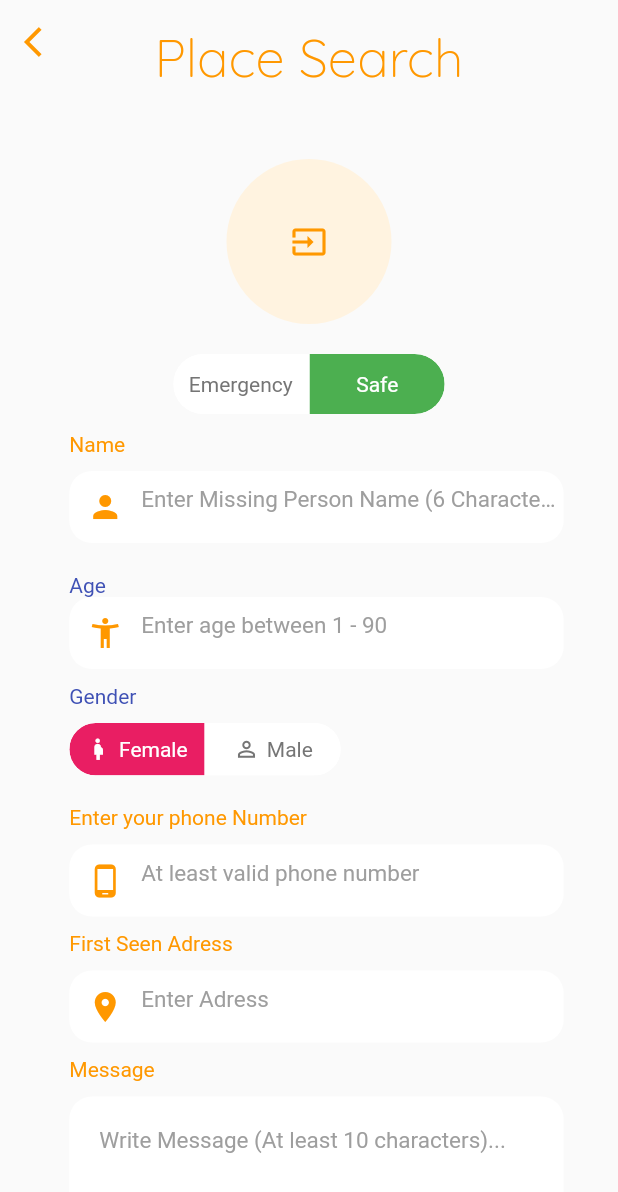
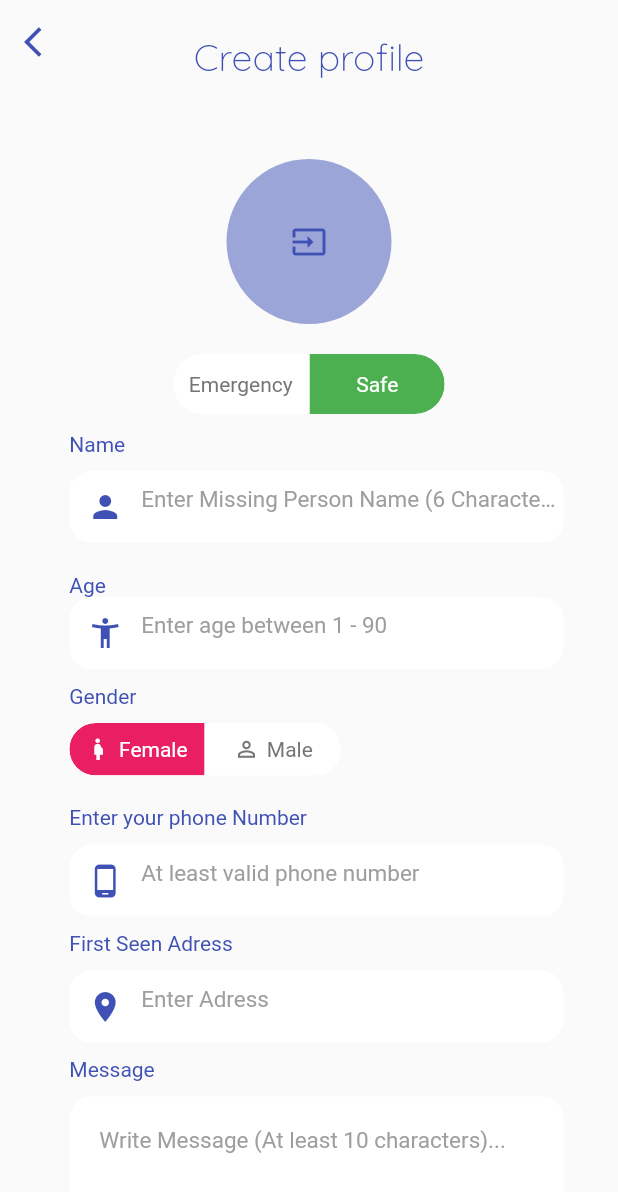
Before and after one commit to yahu1031/hello, a Flutter app: the screen it shows once a user with an empty profile is signed in, item 2 of the bottom bar chosen, after a tap on the "add" icon, on a phone screen of 412 x 824 dp. Shown: the top 1192 px of the screen. Run offline on Flutter 3.47's test engine with Material 2 defaults, Android fonts, the phone set to English and light mode, and no system bars; drawn by our look-alikes of toggle_switch; our stand-ins replace animated_bottom_navigation_bar, bot_toast, cloud_firestore, firebase_auth, firebase_storage, google_fonts and 2 more; missing offline and left inert: circular_reveal_animation; accounts and stored records are empty; Roboto replaces fonts that are missing (Cairo).

Commit message:
code done

```diff
--- a/lib/Screens/edit_profile.dart
+++ b/lib/Screens/edit_profile.dart
@@ -136,7 +136,7 @@ class _EditProfileState extends State<EditProfile> {
             }
           });
         },
-        cursorColor: Colors.orange,
+        cursorColor: Color(0xFF3F51B5),
         style: GoogleFonts.cairo(fontSize: 15, color: Colors.black54),
         keyboardType: (indicator == age || indicator == phoneNumber)
             ? TextInputType.number
@@ -151,7 +151,7 @@ class _EditProfileState extends State<EditProfile> {
             hintStyle: GoogleFonts.cairo(fontSize: 15, color: Colors.grey),
             contentPadding:
                 EdgeInsets.only(left: 1, right: 5, bottom: 0, top: 10),
-            prefixIcon: Icon(icon, color: Colors.orange.shade500)),
+            prefixIcon: Icon(icon, color: Color(0xFF3F51B5))),
       ),
     );
   }
@@ -173,17 +173,17 @@ class _EditProfileState extends State<EditProfile> {
           title: Container(
             margin: EdgeInsets.only(top: 20),
             child: Text(
-              'Place Search',
+              'Create profile',
               style: GoogleFonts.quicksand(
-                  fontSize: 35.0,
-                  color: Colors.orange,
+                  fontSize: 25.0,
+                  color: Color(0xFF3F51B5),
                   fontWeight: FontWeight.w200),
             ),
           ),
           leading: IconButton(
             icon: Icon(
               Icons.arrow_back_ios,
-              color: Colors.orange,
+              color: Color(0xFF3F51B5),
             ),
             onPressed: () {
               Navigator.pushNamed(context, Bar.id);
@@ -205,10 +205,10 @@ class _EditProfileState extends State<EditProfile> {
                         },
                         child: CircleAvatar(
                           radius: 55,
-                          backgroundColor: Colors.orange.shade50,
+                          backgroundColor: Color(0xFF3F51B5).withOpacity(.5),
                           child: Icon(
                             Icons.input,
-                            color: Colors.orange,
+                            color: Color(0xFF3F51B5),
                           ),
                         ),
                       )
@@ -262,7 +262,7 @@ class _EditProfileState extends State<EditProfile> {
                   children: [
                     Text('Name',
                         style: TextStyle(
-                            color: nameError ? Colors.red : Colors.orange)),
+                            color: nameError ? Colors.red : Color(0xFF3F51B5))),
                     SizedBox(
                       height: 10,
                     ),
@@ -321,7 +321,9 @@ class _EditProfileState extends State<EditProfile> {
                     Text(
                       'Enter your phone Number',
                       style: TextStyle(
-                          color: phoneNumberError ? Colors.red : Colors.orange),
+                          color: phoneNumberError
+                              ? Colors.red
+                              : Color(0xFF3F51B5)),
                     ),
                     SizedBox(
                       height: 10,
@@ -334,7 +336,7 @@ class _EditProfileState extends State<EditProfile> {
                     Text(
                       'First Seen Adress',
                       style: TextStyle(
-                          color: adressError ? Colors.red : Colors.orange),
+                          color: adressError ? Colors.red : Color(0xFF3F51B5)),
                     ),
                     SizedBox(
                       height: 10,
@@ -346,7 +348,7 @@ class _EditProfileState extends State<EditProfile> {
                     Text(
                       'Message',
                       style: TextStyle(
-                          color: messageError ? Colors.red : Colors.orange),
+                          color: messageError ? Colors.red : Color(0xFF3F51B5)),
                     ),
                     SizedBox(
                       height: 10,
@@ -363,7 +365,7 @@ class _EditProfileState extends State<EditProfile> {
                         onChanged: (value) {
                           message = value;
                         },
-                        cursorColor: Colors.orange,
+                        cursorColor: Color(0xFF3F51B5),
                         style: GoogleFonts.cairo(
                             fontSize: 15, color: Colors.black54),
                         decoration: InputDecoration(
@@ -386,9 +388,10 @@ class _EditProfileState extends State<EditProfile> {
               Center(
                 child: Container(
                   decoration: BoxDecoration(
-                      color: Colors.orange,
+                      color: Color(0xFF3F51B5),
                       borderRadius: BorderRadius.all(Radius.circular(24)),
-                      border: Border.all(color: Colors.orange.shade50)),
+                      border:
+                          Border.all(color: Color(0xFF3F51B5).withOpacity(.5))),
                   width: 100,
                   height: 35,
                   child: FlatButton(
--- a/lib/Screens/login_screen.dart
+++ b/lib/Screens/login_screen.dart
@@ -1,6 +1,7 @@
 import 'package:beirut/Components/Responsive/size_config.dart';
 import 'package:beirut/Components/Services/auth_services.dart';
 import 'package:beirut/Components/Services/user.dart';
+import 'package:beirut/Screens/forgot_password.dart';
 import 'package:beirut/Screens/signup_screen.dart';
 import 'package:beirut/Components/Widgets/customTextfield.dart';
 import 'package:beirut/Components/dialogs.dart';
@@ -117,6 +118,10 @@ class _LoginScreenState extends State<LoginScreen> {
                                 alignment: Alignment(1.0, 0.0),
                                 padding: EdgeInsets.only(top: 15.0, left: 20.0),
                                 child: InkWell(
+                                  onTap: () {
+                                    Navigator.pushNamed(
+                                        context, ForgotPassword.id);
+                                  },
                                   child: Text(
                                     kForgotPassword,
                                     style: GoogleFonts.montserrat(
--- a/lib/Screens/profile.dart
+++ b/lib/Screens/profile.dart
@@ -24,7 +24,7 @@ class _ProfileState extends State<Profile> {
 
   @override
   void initState() {
-    getCurrentUserEmail();
+    _onPressed();
     super.initState();
   }
 
@@ -43,6 +43,21 @@ class _ProfileState extends State<Profile> {
     final user =
         await _auth.currentUser().then((value) => userEmail = value.email);
     print(userEmail);
+  }
+
+  void _onPressed() async {
+    getCurrentUserEmail();
+    var firebaseUser = await FirebaseAuth.instance.currentUser();
+    fireStoreInstance
+        .collection("Users")
+        .document(userEmail)
+        .collection("settings")
+        .document(firebaseUser.uid)
+        .get()
+        .then((value) {
+      Map data = value.data;
+      name = data['name'];
+    });
   }
 
   /*List <ProfileModel>profilsList = [];
@@ -72,7 +87,7 @@ class _ProfileState extends State<Profile> {
               'Submitted Profiles',
               style: GoogleFonts.quicksand(
                   fontSize: 35.0,
-                  color: Colors.orange,
+                  color: Color(0xFF3F51B5),
                   fontWeight: FontWeight.w200),
             ),
           ),
@@ -80,6 +95,7 @@ class _ProfileState extends State<Profile> {
         body: SingleChildScrollView(
           physics: BouncingScrollPhysics(),
           child: Column(
+            mainAxisAlignment: MainAxisAlignment.center,
             children: [
               Divider(
                 height: 20,
@@ -104,11 +120,11 @@ class _ProfileState extends State<Profile> {
                           if (snapshot.hasError)
                             return new Text('Error: ${snapshot.error}');
                           else if (snapshot.data.documents.length == 0)
-                            return const Center(
+                            return Center(
                               child: Text(
-                                "You haven't posted any profile .",
+                                "You haven't posted any profile . \nSo, Dear user/volunteer click below to add profiles",
                                 style: TextStyle(
-                                    fontSize: 10.0, color: Colors.grey),
+                                    fontSize: 15.0, color: Colors.grey),
                               ),
                             );
                           switch (snapshot.connectionState) {
@@ -120,7 +136,8 @@ class _ProfileState extends State<Profile> {
                               return Center(
                                 child: Text('Create Your Profile',
                                     style: TextStyle(
-                                        fontSize: 30, color: Colors.orange)),
+                                        fontSize: 30,
+                                        color: Color(0xFF3F51B5))),
                               );
                             default:
                               return ListView.separated(
--- a/lib/Screens/search_users.dart
+++ b/lib/Screens/search_users.dart
@@ -34,7 +34,7 @@ class _SearchUserPageState extends State<SearchUserPage> {
   List<ProfileModel> newList = [];
   List<ProfileModel> oldList = [];
 
-  String filteredText = '';
+  bool showText = false;
   void _filter(string) {
     newList = oldList
         .where((u) => (u.name.toLowerCase().contains(string.toLowerCase())))
@@ -56,9 +56,10 @@ class _SearchUserPageState extends State<SearchUserPage> {
   TextEditingController _text = TextEditingController();
   final _debouncer = Debouncer(milliseconds: 500);
   @override
+  @override
   void initState() {
     createListofProfiles();
-
+    _filter('');
     super.initState();
   }
 
@@ -76,7 +77,7 @@ class _SearchUserPageState extends State<SearchUserPage> {
             'Search',
             style: GoogleFonts.quicksand(
                 fontSize: 35.0,
-                color: Colors.orange,
+                color: Color(0xFF3F51B5),
                 fontWeight: FontWeight.w200),
           ),
         ),
@@ -109,10 +110,14 @@ class _SearchUserPageState extends State<SearchUserPage> {
                                   _debouncer.run(() {
                                     setState(() {
                                       _filter(string);
+                                      if (newList.isEmpty)
+                                        showText = true;
+                                      else
+                                        showText = false;
                                     });
                                   });
                                 },
-                                cursorColor: Colors.orange,
+                                cursorColor: Color(0xFF3F51B5),
                                 style: GoogleFonts.cairo(
                                     fontSize: 15, color: Colors.black54),
                                 decoration: InputDecoration(
@@ -125,7 +130,8 @@ class _SearchUserPageState extends State<SearchUserPage> {
                                     contentPadding: EdgeInsets.only(
                                         left: 1, right: 5, bottom: 0, top: 10),
                                     prefixIcon: Icon(Icons.search,
-                                        color: Colors.orange.shade500)),
+                                        color:
+                                            Color(0xFF3F51B5).withOpacity(.5))),
                               ),
                             ),
                             Container(
@@ -143,7 +149,7 @@ class _SearchUserPageState extends State<SearchUserPage> {
                                   padding: EdgeInsets.all(5),
                                   alignment: Alignment.center,
                                   decoration: BoxDecoration(
-                                      color: Colors.orange.shade500,
+                                      color: Color(0xFF3F51B5).withOpacity(.5),
                                       borderRadius: BorderRadius.all(
                                           Radius.circular(5.0))),
                                   child: Icon(
@@ -154,6 +160,9 @@ class _SearchUserPageState extends State<SearchUserPage> {
                           ],
                         ),
                       ),
+                      Container(
+                          margin: EdgeInsets.only(top: 50),
+                          child: showText ? Text('User Not Found.') : Center()),
                       Expanded(
                           child: ListView.separated(
                               separatorBuilder: (context, index) {
@@ -197,7 +206,7 @@ class _SearchUserPageState extends State<SearchUserPage> {
                 _showDetails = true;
             });
           },
-          backgroundColor: Colors.orange.shade500,
+          backgroundColor: Color(0xFF3F51B5).withOpacity(.5),
           child: Icon(Icons.info),
         ),
       ),
--- a/lib/Screens/testit.dart
+++ b/lib/Screens/testit.dart
@@ -74,10 +74,10 @@ class _BarState extends State<Bar> with SingleTickerProviderStateMixin {
           heroTag: "bt-2",
           isExtended: true,
           elevation: 8,
-          backgroundColor: HexColor('#FFA400'),
+          backgroundColor: HexColor('#3F51B5'),
           child: Icon(
             Icons.add,
-            color: HexColor('#373A36'),
+            color: HexColor('#FFFFFF'),
           ),
           shape: CircleBorder(),
           onPressed: () {
@@ -90,8 +90,8 @@ class _BarState extends State<Bar> with SingleTickerProviderStateMixin {
         icons: iconList,
         backgroundColor: HexColor('#21201e'),
         activeIndex: _bottomNavIndex,
-        activeColor: HexColor('#FFA400'),
-        splashColor: HexColor('#FFA400'),
+        activeColor: HexColor('#3F51B5'),
+        splashColor: HexColor('#3F51B5'),
         inactiveColor: Colors.white,
         notchAndCornersAnimation: animation,
         splashSpeedInMilliseconds: 200,
--- a/lib/constants.dart
+++ b/lib/constants.dart
@@ -11,7 +11,9 @@ const String kFillDetails = 'Fill in the details';
 const String kNoAccount = 'Don\'t have account ? ';
 const String kCreateOne = ' Create One';
 const String kCreateAcc = 'Create Account';
+const String kForgotPass = 'Opps Lost Account?';
 const String kLogin = 'Login';
+const String kFPLogin = 'Came here by mistake ?';
 const String kPassword = 'Password';
 const String kMail = 'Email';
 const String kSignup = 'Signup';
@@ -30,3 +32,6 @@ const String kPasswordTooShortExplainString =
 const String kCredMismatchString =
     "Your credentials did not match. Please try with Correct credentials.";
 const String kForgotPassword = 'Forgot Password?';
+const String kSent = 'Mail Sent';
+const String kSentContent =
+    'We have sen the rest password link to your account';
--- a/lib/main.dart
+++ b/lib/main.dart
@@ -3,6 +3,7 @@ import 'package:beirut/Components/Services/auth_services.dart';
 import 'package:beirut/Components/Services/user.dart';
 import 'package:beirut/Components/Services/wrapper.dart';
 import 'package:beirut/Screens/edit_profile.dart';
+import 'package:beirut/Screens/forgot_password.dart';
 import 'package:beirut/Screens/login_screen.dart';
 import 'package:beirut/Screens/profile.dart';
 import 'package:beirut/Screens/signup_screen.dart';
@@ -43,6 +44,7 @@ class MyApp extends StatelessWidget {
                   SearchUserPage.id: (context) => SearchUserPage(),
                   ProfilePage.id: (context) => ProfilePage(),
                   Bar.id: (context) => Bar(),
+                  ForgotPassword.id: (context) => ForgotPassword(),
                 },
               ),
             );
--- a/lib/profile_card.dart
+++ b/lib/profile_card.dart
@@ -114,7 +114,7 @@ class ProfileCard extends StatelessWidget {
                         TextSpan(
                           text: '$profileAddress',
                           style: GoogleFonts.quicksand(
-                              color: Colors.orange.shade700,
+                              color: Color(0xFF3F51B5).withOpacity(.5),
                               fontSize: 15,
                               fontWeight: FontWeight.bold),
                         ),
```
Also changed, not shown: lib/Screens/forgot_password.dart (added, +161 -0 lines), lib/Screens/profile_page.dart (+83 -12 lines), lib/widgets.dart (line endings or trailing spaces), 1 other file.
